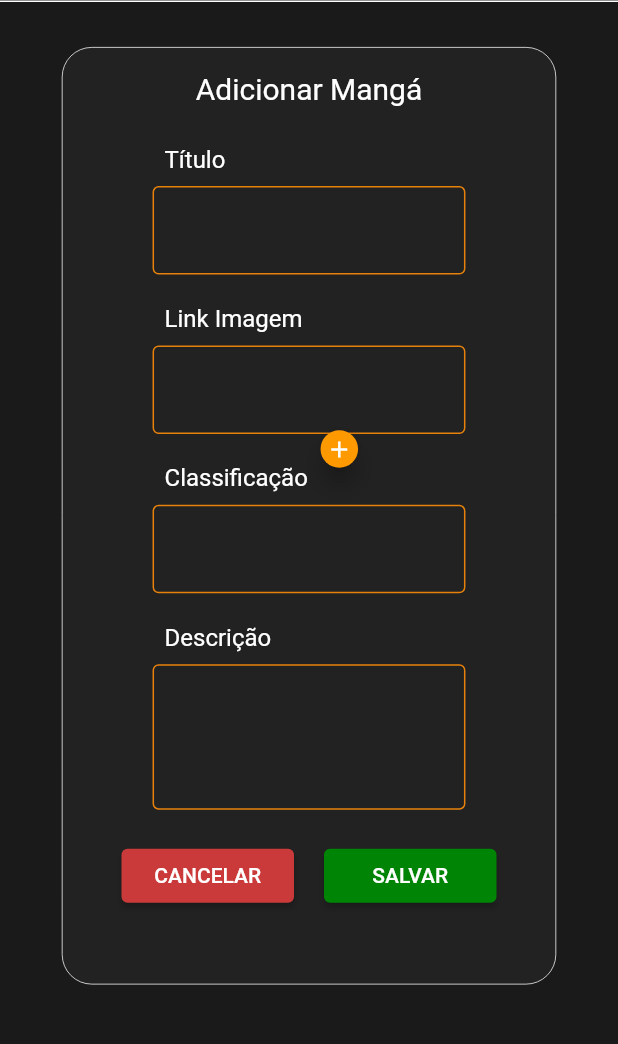
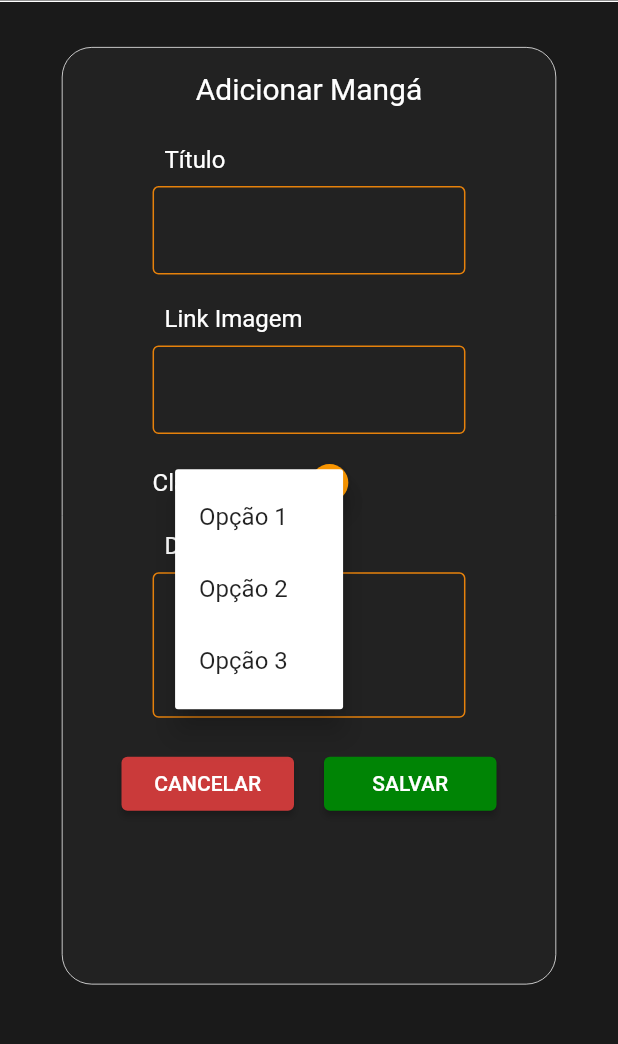
Before and after one commit to UniRVFasoft/manga-fever-flutter, a Flutter app: the AdicionarMangaScreen screen opened directly, after a tap on the "add" icon, on a phone screen of 412 x 824 dp, the part 118-1162 px from its top. Run offline on Flutter 3.47's test engine with Material 2 defaults, Android fonts, the phone set to English and light mode, and no system bars; our stand-ins replace flutter_rating_bar.

Commit message:
Widget adicionado BotaoAdicionarClassificacao e ajustes aplicados na tela AdicionarMangaScreen

```diff
--- a/lib/main.dart
+++ b/lib/main.dart
@@ -15,7 +15,7 @@ class MyApp extends StatelessWidget {
     return MaterialApp(
       debugShowCheckedModeBanner: false,
       home: Scaffold(
-        body: MangaScreen(),
+        body: AdicionarMangaScreen(),
       ),
     );
   }
--- a/lib/screens/AdicionarMangaScreen.dart
+++ b/lib/screens/AdicionarMangaScreen.dart
@@ -1,15 +1,20 @@
 import 'package:flutter/material.dart';
 import 'package:mangafaver/screens/HomeScreen.dart';
 import 'package:mangafaver/widgets/AppBarHomeScreen.dart';
-import 'package:mangafaver/widgets/BotaoAdicionarManga.dart';
+import 'package:mangafaver/widgets/BotaoAdicionarClassificacao.dart';
 import 'package:mangafaver/widgets/CampoTextoCustom.dart';
 import 'package:mangafaver/widgets/campoTexto.dart';
 import 'package:mangafaver/widgets/textoTitulo.dart';
 
-class AdicionarMangaScreen extends StatelessWidget {
+class AdicionarMangaScreen extends StatefulWidget {
   const AdicionarMangaScreen({Key? key}) : super(key: key);
 
+  _AdicionarMangaScreenState createState() => _AdicionarMangaScreenState();
+}
+
+class _AdicionarMangaScreenState extends State<AdicionarMangaScreen> {
   final double botaoTamanho = 25.0;
+  String opcaoSelecionada = '';
 
   @override
   Widget build(BuildContext context) {
@@ -61,7 +66,50 @@ class AdicionarMangaScreen extends StatelessWidget {
                             ),
                             const campoTexto(descricao: 'Título'),
                             const campoTexto(descricao: 'Link Imagem'),
-                            const campoTexto(descricao: 'Classificação'),
+                            Padding(
+                              padding: EdgeInsets.symmetric(
+                                horizontal: 60,
+                                vertical: 10,
+                              ),
+                              child: Column(
+                                crossAxisAlignment: CrossAxisAlignment.start,
+                                mainAxisAlignment: MainAxisAlignment.start,
+                                children: [
+                                  Row(
+                                    children: [
+                                      const Text(
+                                        'Classificação',
+                                        style: TextStyle(
+                                          color: Colors.white,
+                                          fontSize: 16.0,
+                                        ),
+                                        textAlign: TextAlign.left,
+                                      ),
+                                      SizedBox(height: 10, width: 10),
+                                      Positioned(
+                                        top: screenWidth <= 600 ? 255 : 255,
+                                        left: screenWidth <= 600 ? 172 : 212,
+                                        child: BotaoAdicionarClassificacao(
+                                          size: botaoTamanho,
+                                          iconSize: 18.0,
+                                          onPressed: (opcao) {
+                                            setState(() {
+                                              opcaoSelecionada = opcao;
+                                            });
+                                          },
+                                        ),
+                                      ),
+                                    ],
+                                  ),
+                                  if (opcaoSelecionada.isNotEmpty)
+                                    Text(
+                                      '\n$opcaoSelecionada',
+                                      style:
+                                          const TextStyle(color: Colors.white),
+                                    ),
+                                ],
+                              ),
+                            ),
                             const CampoTextoCustom(
                               descricao: 'Descrição',
                               maxLines: 5,
@@ -118,16 +166,6 @@ class AdicionarMangaScreen extends StatelessWidget {
                             ),
                           ],
                         ),
-                        Positioned(
-                          //Posição do botão dependendo do tamanho da tela.
-                          top: screenWidth <= 600 ? 255 : 255,
-                          left: screenWidth <= 600 ? 172 : 212,
-                          child: BotaoAdicionarManga(
-                            size: botaoTamanho,
-                            iconSize: 18.0,
-                            onPressed: () {},
-                          ),
-                        ),
                       ],
                     ),
                   ),
--- /dev/null
+++ b/lib/widgets/BotaoAdicionarClassificacao.dart
@@ -0,0 +1,51 @@
+import 'package:flutter/material.dart';
+
+class BotaoAdicionarClassificacao extends StatelessWidget {
+  final double size;
+  final double iconSize;
+  final Color buttonColor;
+  final Function(String) onPressed;
+
+  const BotaoAdicionarClassificacao({
+    Key? key,
+    this.size = 50.0,
+    this.iconSize = 30.0,
+    this.buttonColor = const Color(0XFFFF9900),
+    required this.onPressed,
+  }) : super(key: key);
+
+  @override
+  Widget build(BuildContext context) {
+    return SizedBox(
+      width: size,
+      height: size,
+      child: FloatingActionButton(
+        onPressed: () {},
+        backgroundColor: buttonColor,
+        child: PopupMenuButton<String>(
+          onSelected: (String value) {
+            onPressed(value);
+          },
+          child: Icon(
+            Icons.add,
+            size: iconSize,
+          ),
+          itemBuilder: (BuildContext context) => <PopupMenuEntry<String>>[
+            const PopupMenuItem<String>(
+              value: 'opcao1',
+              child: Text('Opção 1'),
+            ),
+            const PopupMenuItem<String>(
+              value: 'opcao2',
+              child: Text('Opção 2'),
+            ),
+            const PopupMenuItem<String>(
+              value: 'opcao3',
+              child: Text('Opção 3'),
+            ),
+          ],
+        ),
+      ),
+    );
+  }
+}
```
Also changed, not shown: 4 other files.
